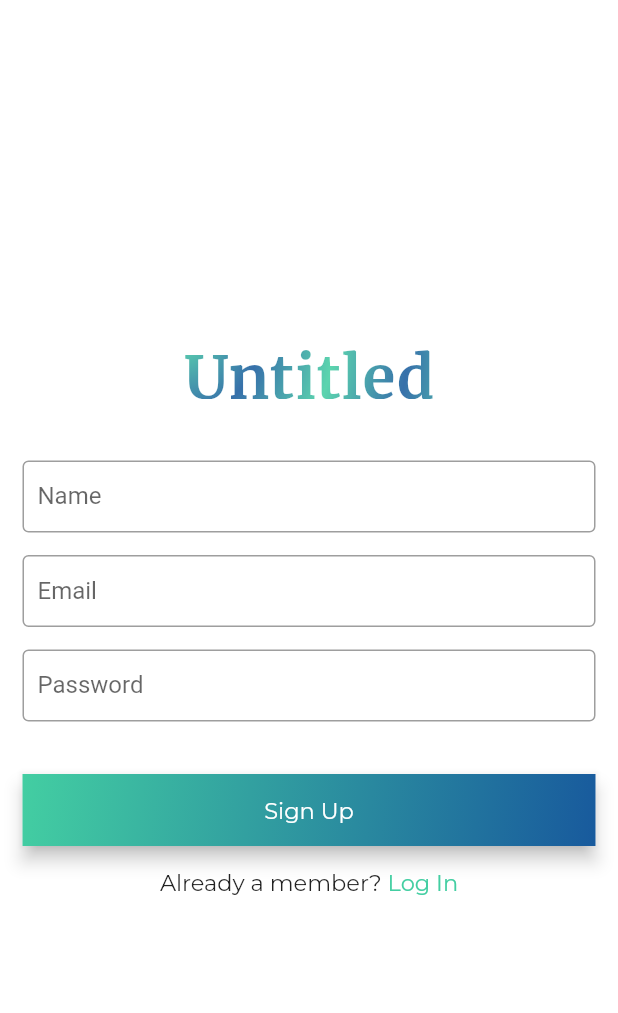
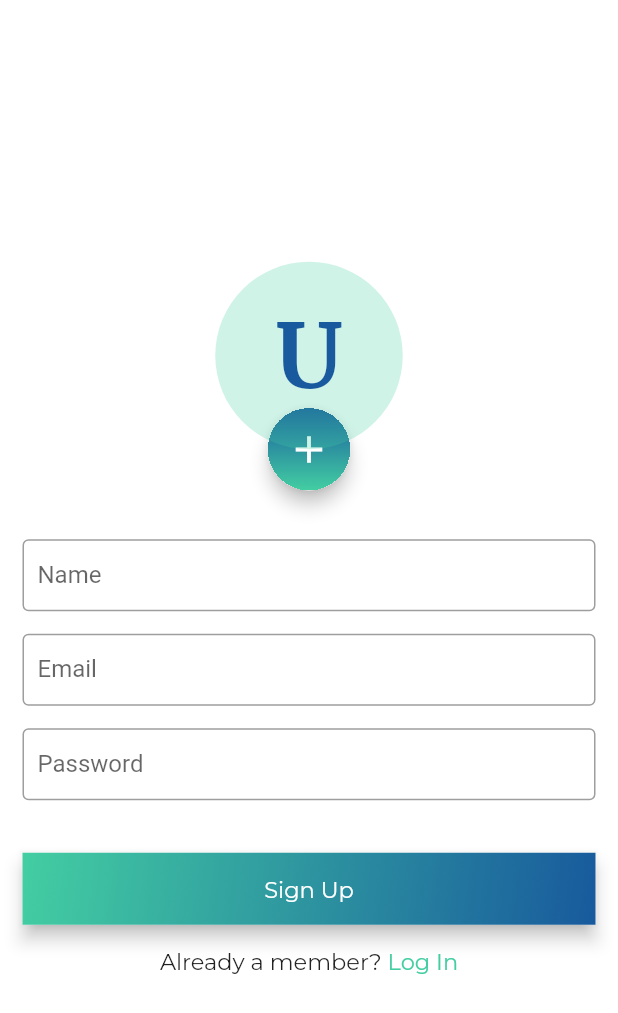
Before and after one commit to margaiwangara/untitled_project, a Flutter app: the SignUp screen opened directly, on a phone screen of 412 x 824 dp. Shown: the top 1013 px of the screen. Run offline on Flutter 3.47's test engine with Material 2 defaults, Android fonts, the phone set to English and light mode, and no system bars; our stand-ins replace google_fonts, wakelock.

Commit message:
added user profile-image section

```diff
--- a/lib/ui/auth/signup.dart
+++ b/lib/ui/auth/signup.dart
@@ -23,28 +23,65 @@ class _SignUpState extends State<SignUp> {
             crossAxisAlignment: CrossAxisAlignment.center,
             mainAxisSize: MainAxisSize.min,
             children: <Widget>[
-              ShaderMask(
-                blendMode: BlendMode.srcATop,
-                shaderCallback: (Rect bounds) {
-                  return RadialGradient(
-                    center: Alignment.topLeft,
-                    radius: 1.0,
-                    colors: <Color>[
-                      Theme.of(context).primaryColor,
-                      Theme.of(context).accentColor,
-                    ],
-                    tileMode: TileMode.mirror,
-                  ).createShader(bounds);
-                },
-                child: Text(
-                  'Untitled',
-                  style: Theme.of(context).textTheme.headline.copyWith(
-                        letterSpacing: 0.85,
+              Container(
+                width: MediaQuery.of(context).size.width,
+                child: Stack(
+                  overflow: Overflow.visible,
+                  alignment: Alignment.bottomCenter,
+                  children: <Widget>[
+                    Positioned(
+                      bottom: -27.5,
+                      child: Material(
+                        elevation: 5.0,
+                        borderRadius: BorderRadius.circular(50.0),
+                        clipBehavior: Clip.hardEdge,
+                        child: InkWell(
+                          child: Container(
+                            height: 55.0,
+                            width: 55.0,
+                            decoration: BoxDecoration(
+                              gradient: LinearGradient(
+                                begin: Alignment.topCenter,
+                                end: Alignment.bottomCenter,
+                                colors: [
+                                  Theme.of(context).accentColor,
+                                  Theme.of(context).primaryColor,
+                                ],
+                              ),
+                            ),
+                            child: Center(
+                              child: Icon(
+                                Icons.add,
+                                color: Theme.of(context).backgroundColor,
+                                size: 30.0,
+                              ),
+                            ),
+                          ),
+                        ),
                       ),
+                    ),
+                    Container(
+                      height: 125.0,
+                      width: 125.0,
+                      decoration: BoxDecoration(
+                        color: Theme.of(context).primaryColor.withOpacity(0.25),
+                        shape: BoxShape.circle,
+                      ),
+                      child: Center(
+                        child: Text(
+                          'U',
+                          style: Theme.of(context).textTheme.headline.copyWith(
+                                color: Theme.of(context).accentColor,
+                                fontSize: 60.0,
+                              ),
+                        ),
+                      ),
+                    ),
+                  ],
                 ),
               ),
               SizedBox(
-                height: 30.0,
+                height: 60.0,
               ),
               authForm(_formKey, 'Sign Up', true),
             ],
--- a/lib/widget/auth_form.dart
+++ b/lib/widget/auth_form.dart
@@ -80,7 +80,7 @@ Widget forgotPassword() {
               child: Text(
                 'Forgot Password?',
                 style: Theme.of(context).textTheme.body1.copyWith(
-                      color: Colors.grey[400],
+                      color: Theme.of(context).primaryColor,
                       letterSpacing: 0.25,
                       fontWeight: FontWeight.w300,
                     ),
```
